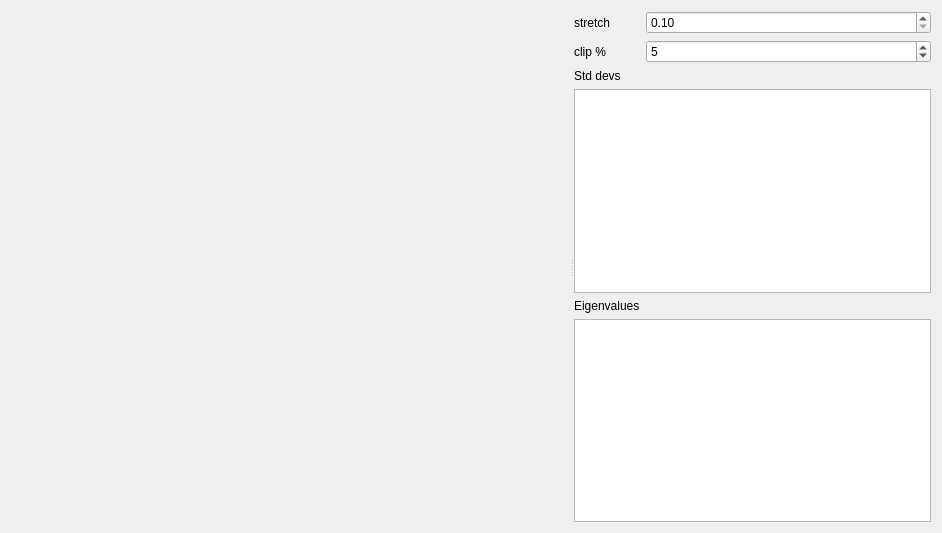
The window that src/pcot/assets/tabdecorr.ui (AU-ExoMars/PCOT) describes before a commit, drawn with Qt 5.
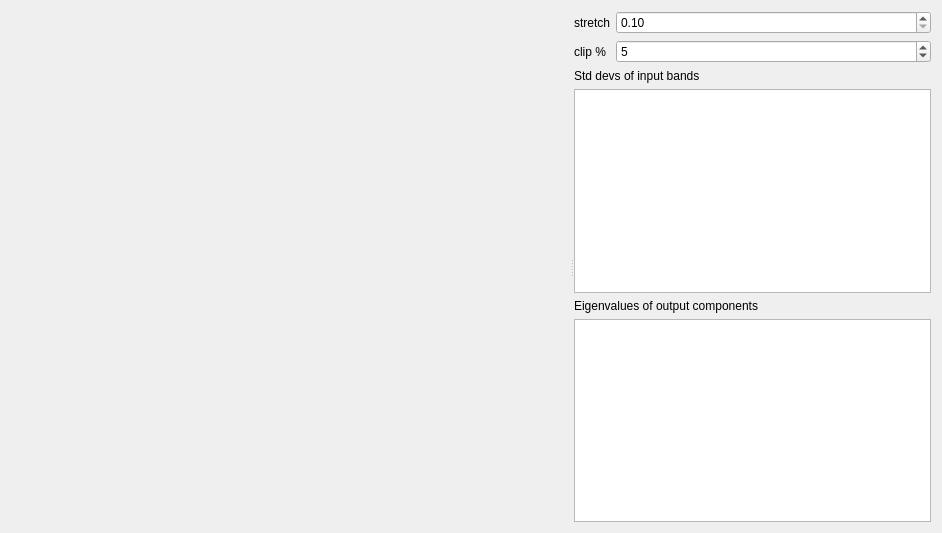
The same window after the commit. Custom widgets are drawn as their Qt base class.

Commit message: decorr stretch outputs stddevs and eigenvalues

```diff
--- a/src/pcot/assets/tabdecorr.ui
+++ b/src/pcot/assets/tabdecorr.ui
@@ -47,20 +47,6 @@
        </size>
       </property>
       <layout class="QGridLayout" name="gridLayout">
-       <item row="4" column="0">
-        <widget class="QLabel" name="label_4">
-         <property name="text">
-          <string>Eigenvalues</string>
-         </property>
-        </widget>
-       </item>
-       <item row="2" column="0">
-        <widget class="QLabel" name="label_3">
-         <property name="text">
-          <string>Std devs</string>
-         </property>
-        </widget>
-       </item>
        <item row="0" column="0">
         <widget class="QLabel" name="label">
          <property name="sizePolicy">
@@ -130,6 +116,20 @@
          </property>
         </widget>
        </item>
+       <item row="2" column="0" colspan="2">
+        <widget class="QLabel" name="label_3">
+         <property name="text">
+          <string>Std devs of input bands</string>
+         </property>
+        </widget>
+       </item>
+       <item row="4" column="0" colspan="3">
+        <widget class="QLabel" name="label_4">
+         <property name="text">
+          <string>Eigenvalues of output components</string>
+         </property>
+        </widget>
+       </item>
       </layout>
      </widget>
     </widget>
```
The commit also changes 1 other file.
